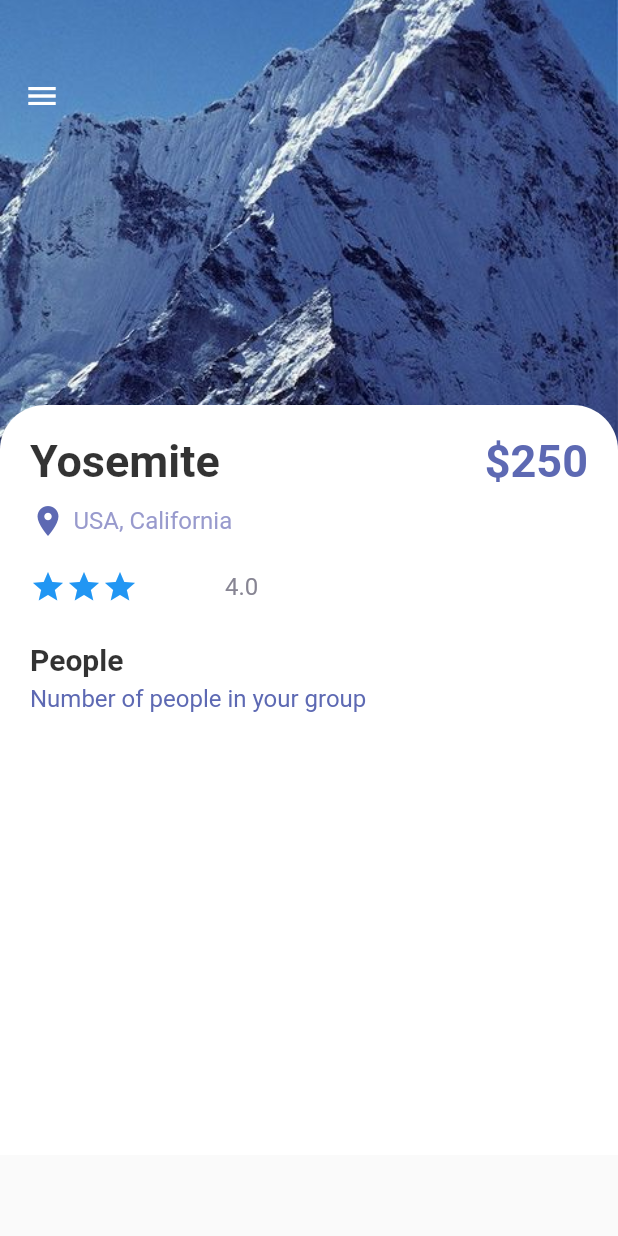
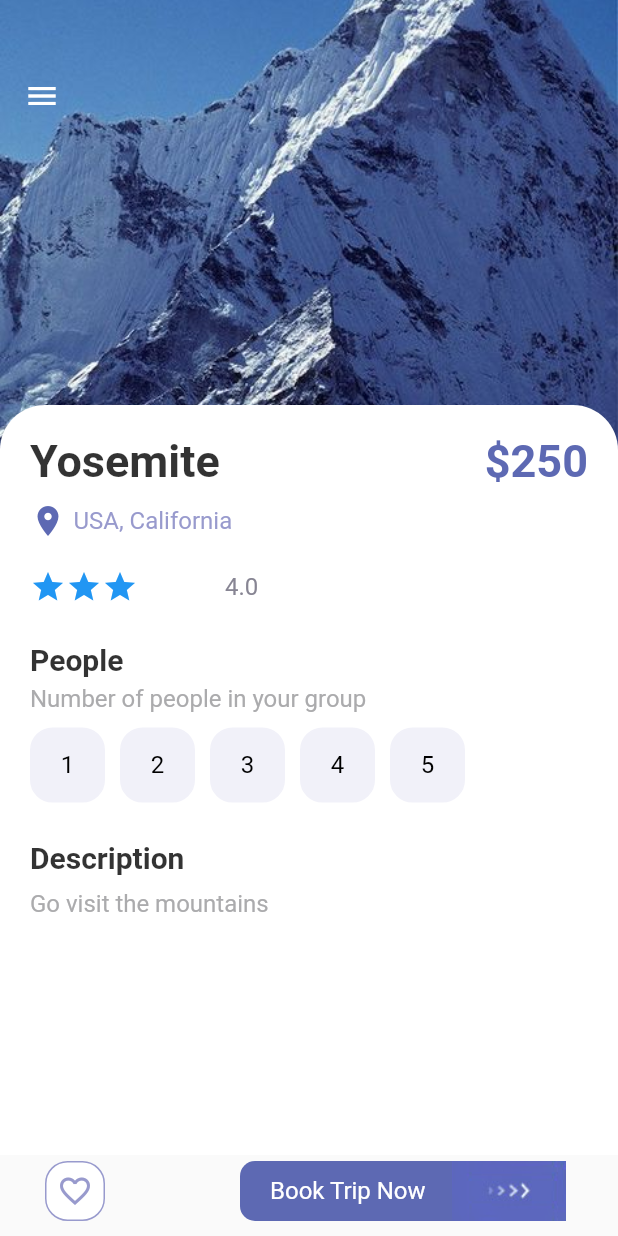
Before and after one commit to g-serban/cubit_state_management_app, a Flutter app: the screen it shows after launch, on a phone screen of 412 x 824 dp. Run offline on Flutter 3.47's test engine with Material 2 defaults, Android fonts, the phone set to English and light mode, and no system bars.

Commit message:
detail_page mid to bottom elements

```diff
--- a/lib/pages/detail_page.dart
+++ b/lib/pages/detail_page.dart
@@ -1,8 +1,10 @@
 import 'package:flutter/cupertino.dart';
 import 'package:flutter/material.dart';
 import 'package:flutter_cubit/misc/colors.dart';
+import 'package:flutter_cubit/widgets/app_butons.dart';
 import 'package:flutter_cubit/widgets/app_large_text.dart';
 import 'package:flutter_cubit/widgets/app_text.dart';
+import 'package:flutter_cubit/widgets/responsive_button.dart';
 
 class DetailPage extends StatefulWidget {
   DetailPage({Key? key}) : super(key: key);
@@ -12,6 +14,7 @@ class DetailPage extends StatefulWidget {
 }
 
 class _DetailPageState extends State<DetailPage> {
+  int selectedIndex = -1; // default: means we didn't select anything yet
   int gottenStars = 3;
 
   @override
@@ -49,9 +52,10 @@ class _DetailPageState extends State<DetailPage> {
                     onPressed: () {},
                     icon: const Icon(Icons.menu),
                     color: Colors.white,
-                    )
+                  ),
                 ],
-                )),
+              ),
+            ),
             Positioned(
               top: 270,
               child: Container(
@@ -110,22 +114,67 @@ class _DetailPageState extends State<DetailPage> {
                     const SizedBox(height: 5),
                     AppText(
                         text: 'Number of people in your group',
-                      color: AppColors.mainColor),
+                        color: AppColors.mainTextColor),
+                    const SizedBox(height: 10),
                     Wrap(
                       children: List.generate(5, (index) {
-                          return Container(
-                            // margin: ,
-                            width: 60,
-                            height: 60,
-                            decoration: BoxDecoration(
-                              borderRadius: BorderRadius.circular(15)
+                        return InkWell(
+                          onTap: () {
+                            setState(() {
+                              // using this we trigger a new build
+                              selectedIndex = index; // used to change color
+                            });
+                          },
+                          child: Container(
+                            margin: const EdgeInsets.only(right: 10),
+                            child: AppButtons(
+                                // if the selectedIndex (which we set the new state when we onTap it on a box) == current index, do this ...
+                                color: (selectedIndex == index)
+                                    ? Colors.white
+                                    : Colors.black,
+                                backgroundColor: (selectedIndex == index)
+                                    ? Colors.black
+                                    : AppColors.buttonBackground,
+                                borderColor: (selectedIndex == index)
+                                    ? Colors.black
+                                    : AppColors.buttonBackground,
+                                size: 50,
+                                text: (index + 1).toString()),
                           ),
-                            // color: AppColors.buttonBackground,
                         );
                       }),
                     ),
+                    const SizedBox(height: 25),
+                    AppLargeText(
+                        text: 'Description',
+                        color: Colors.black.withOpacity(0.8),
+                        size: 20),
+                    const SizedBox(height: 10),
+                    AppText(text: 'Go visit the mountains',
+                         color: AppColors.mainTextColor),
                   ],
                 ),
+              ),
+            ),
+            Positioned(
+              bottom: 10,
+              left: 30,
+              right: 35,
+              child: Row(
+                children: [
+                  AppButtons(
+                      color: AppColors.textColor1,
+                      backgroundColor: Colors.white,
+                      borderColor: AppColors.textColor1,
+                      size: 40,
+                      isIcon: true,
+                      icon: Icons.favorite_border),
+                const SizedBox(width: 90),
+                ResponsiveButton(
+                  isResponsive: true,
+                  height: 40,
+                ),
+                ],
               ),
             ),
           ],
--- /dev/null
+++ b/lib/widgets/app_butons.dart
@@ -0,0 +1,45 @@
+import 'package:flutter/cupertino.dart';
+import 'package:flutter/material.dart';
+import 'package:flutter_cubit/misc/colors.dart';
+import 'package:flutter_cubit/widgets/app_text.dart';
+
+class AppButtons extends StatelessWidget {
+  final Color color;
+  final Color backgroundColor;
+  final Color borderColor;
+  double size;
+  String? text; // -> null because it could be optional
+  IconData? icon; // same thing
+  bool? isIcon;
+
+  AppButtons(
+      {Key? key, // remove const ... if you have a non-final var
+      required this.color,
+      required this.backgroundColor,
+      required this.borderColor,
+      required this.size,
+      this.text='text',
+      this.icon,
+      this.isIcon = false})
+      : super(key: key);
+
+  @override
+  Widget build(BuildContext context) {
+    return Container(
+      // margin: ,
+      width: size, // w = h -> square
+      height: size,
+      decoration: BoxDecoration(
+        borderRadius: BorderRadius.circular(15),
+        color: backgroundColor,
+        border: Border.all(
+          color: borderColor,
+          width: 1.0,
+        ),
+      ),
+      child: (isIcon == false)
+          ? Center(child: AppText(text: text!, color: color))
+          : Center(child: Icon(icon, color: color)),
+    );
+  }
+}
--- a/lib/widgets/responsive_button.dart
+++ b/lib/widgets/responsive_button.dart
@@ -1,27 +1,45 @@
 import 'package:flutter/cupertino.dart';
+import 'package:flutter/material.dart';
 import 'package:flutter_cubit/misc/colors.dart';
+
+import 'app_text.dart';
 
 class ResponsiveButton extends StatelessWidget {
   bool? isResponsive;
   double? width;
+  double? height;
 
-  ResponsiveButton({Key? key, this.isResponsive = false, this.width})
+  ResponsiveButton(
+      {Key? key, this.isResponsive = false, this.width=120, this.height = 60})
       : super(key: key);
 
   @override
   Widget build(BuildContext context) {
-    return Container(
-      width: width,
-      height: 60,
+    return Flexible(
+      child: Container(
+        width: (isResponsive == true) ? double.maxFinite : width,
+        height: height,
         decoration: BoxDecoration(
           borderRadius: BorderRadius.circular(10),
           color: AppColors.mainColor,
         ),
         child: Row(
-        mainAxisAlignment: MainAxisAlignment.center,
+          mainAxisAlignment: (isResponsive == true)
+              ? MainAxisAlignment.spaceBetween
+              : MainAxisAlignment.center,
           children: [
-          Image.asset('img/button-one.png'),
+            (isResponsive == true)
+            ? Container(
+              margin: const EdgeInsets.only(left: 20),
+              child: AppText(
+                text: 'Book Trip Now',
+                color: Colors.white,
+              ),
+            )
+            : Container(),
+            Image.asset('img/button-one.png')
           ],
+        ),
       ),
     );
   }
```
Lines whose indentation alone changed are shown as unchanged.
